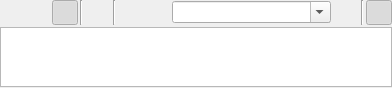
First picture: the form in dictionarywidget.ui, repository z1dev/zkanji, before the edit.
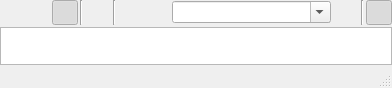
Second picture: the form after the edit. The open tabs and pages were chosen to show the change. Icons and pictures are not drawn. Custom widgets are drawn as their Qt base class.

The edit to the form file:
```diff
--- a/dictionarywidget.ui
+++ b/dictionarywidget.ui
@@ -617,7 +617,7 @@
   </customwidget>
   <customwidget>
    <class>ZStatusBar</class>
-   <extends>QWidget</extends>
+   <extends>QStatusBar</extends>
    <header>zstatusbar.h</header>
    <container>1</container>
   </customwidget>
```
Left out of the diff: 38 changed lines with no effect on the pictures.
